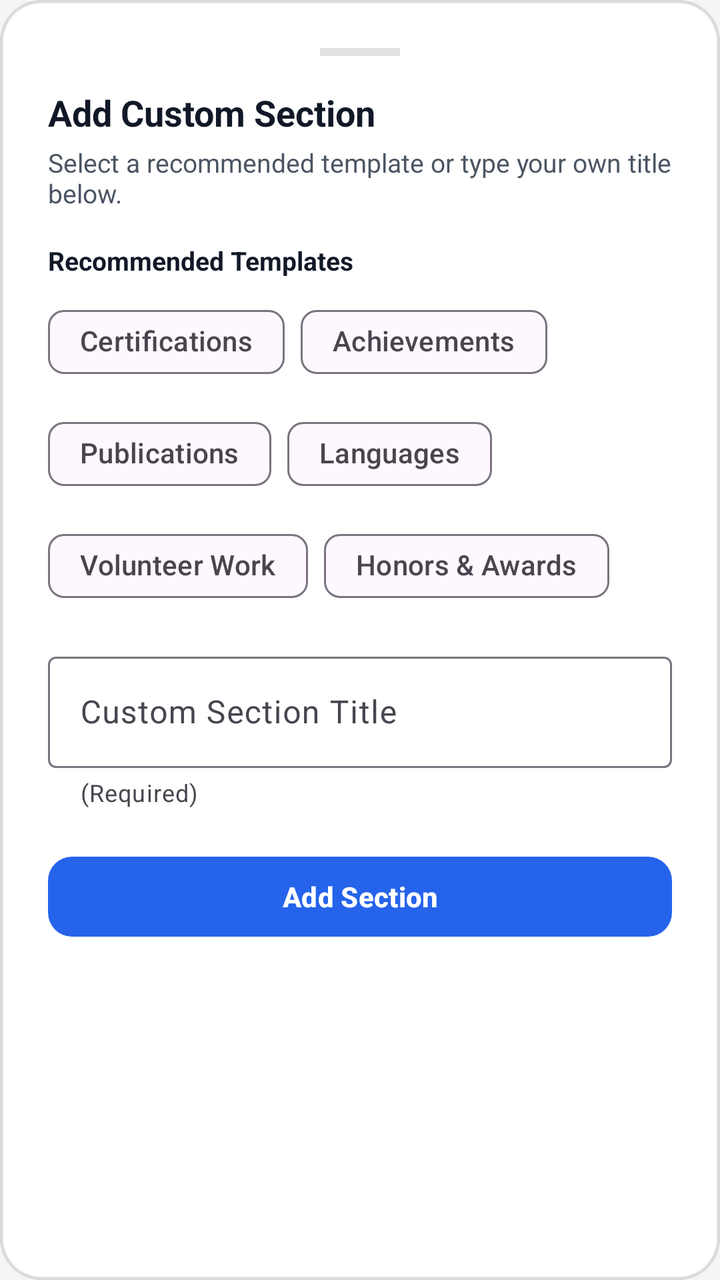
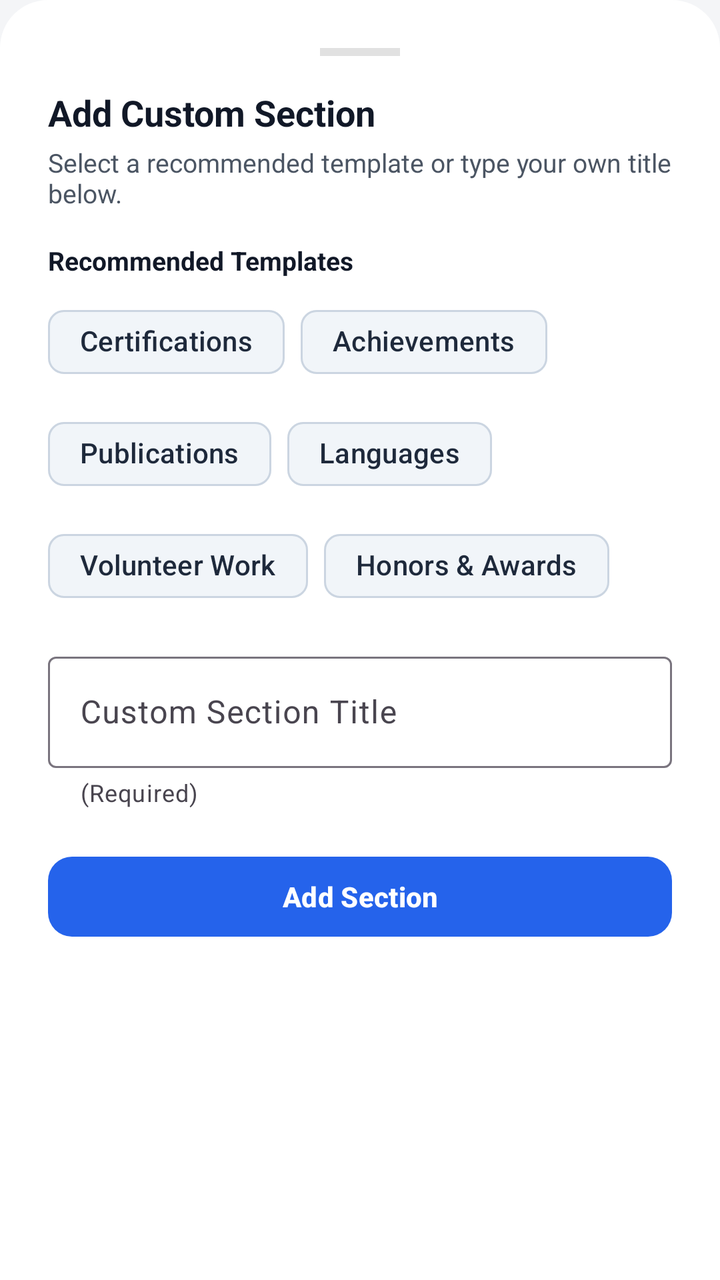

Before-and-after screenshots of an Android layout around one commit, followed by the original layout XML and the change that was made.
<!-- AndroidManifest.xml: application theme Theme.MyApplication -->
<!-- res/layout/bottom_sheet_add_section.xml -->
<?xml version="1.0" encoding="utf-8"?>
<LinearLayout xmlns:android="http://schemas.android.com/apk/res/android"
    xmlns:app="http://schemas.android.com/apk/res-auto"
    android:layout_width="match_parent"
    android:layout_height="wrap_content"
    android:background="@drawable/bg_dropzone_card"
    android:orientation="vertical"
    android:padding="24dp">

    
    <View
        android:layout_width="40dp"
        android:layout_height="4dp"
        android:layout_gravity="center_horizontal"
        android:layout_marginBottom="16dp"
        android:background="@color/app_border" />

    <TextView
        android:layout_width="wrap_content"
        android:layout_height="wrap_content"
        android:layout_marginBottom="4dp"
        android:text="Add Custom Section"
        android:textColor="@color/app_text_primary"
        android:textSize="18sp"
        android:textStyle="bold" />

    <TextView
        android:layout_width="wrap_content"
        android:layout_height="wrap_content"
        android:layout_marginBottom="16dp"
        android:text="Select a recommended template or type your own title below."
        android:textColor="@color/app_text_muted"
        android:textSize="13sp" />

    <TextView
        android:layout_width="wrap_content"
        android:layout_height="wrap_content"
        android:layout_marginBottom="8dp"
        android:text="Recommended Templates"
        android:textColor="@color/app_text_primary"
        android:textSize="13sp"
        android:textStyle="bold" />

    
    <com.google.android.material.chip.ChipGroup
        android:id="@+id/chipGroupTemplates"
        android:layout_width="match_parent"
        android:layout_height="wrap_content"
        android:layout_marginBottom="16dp"
        app:singleLine="false">

        <com.google.android.material.chip.Chip
            style="@style/Widget.Material3.Chip.Suggestion"
            android:layout_width="wrap_content"
            android:layout_height="wrap_content"
            android:text="Certifications" />

        <com.google.android.material.chip.Chip
            style="@style/Widget.Material3.Chip.Suggestion"
            android:layout_width="wrap_content"
            android:layout_height="wrap_content"
            android:text="Achievements" />

        <com.google.android.material.chip.Chip
            style="@style/Widget.Material3.Chip.Suggestion"
            android:layout_width="wrap_content"
            android:layout_height="wrap_content"
            android:text="Publications" />

        <com.google.android.material.chip.Chip
            style="@style/Widget.Material3.Chip.Suggestion"
            android:layout_width="wrap_content"
            android:layout_height="wrap_content"
            android:text="Languages" />

        <com.google.android.material.chip.Chip
            style="@style/Widget.Material3.Chip.Suggestion"
            android:layout_width="wrap_content"
            android:layout_height="wrap_content"
            android:text="Volunteer Work" />

        <com.google.android.material.chip.Chip
            style="@style/Widget.Material3.Chip.Suggestion"
            android:layout_width="wrap_content"
            android:layout_height="wrap_content"
            android:text="Honors &amp; Awards" />

    </com.google.android.material.chip.ChipGroup>

    
    <com.google.android.material.textfield.TextInputLayout
        android:id="@+id/tilCustomSectionTitle"
        style="@style/Widget.Material3.TextInputLayout.OutlinedBox"
        android:layout_width="match_parent"
        android:layout_height="wrap_content"
        android:layout_marginBottom="20dp"
        android:hint="Custom Section Title"
        app:helperText="(Required)"
        app:helperTextEnabled="true">

        <com.google.android.material.textfield.TextInputEditText
            android:id="@+id/etCustomSectionTitle"
            android:layout_width="match_parent"
            android:layout_height="wrap_content"
            android:inputType="textCapWords"
            android:maxLines="1"
            android:textColor="@color/app_text_primary" />

    </com.google.android.material.textfield.TextInputLayout>

    <com.google.android.material.button.MaterialButton
        android:id="@+id/btnConfirmAddSection"
        android:layout_width="match_parent"
        android:layout_height="48dp"
        android:text="Add Section"
        android:textColor="@android:color/white"
        android:textSize="14sp"
        android:textStyle="bold"
        app:backgroundTint="@color/app_primary"
        app:cornerRadius="12dp" />

</LinearLayout>
<!-- resources referenced by this layout -->
<resources>
  <color name="app_border">#1E000000</color>
  <color name="app_primary">#2563EB</color>
  <color name="app_text_muted">#4B5563</color>
  <color name="app_text_primary">#111827</color>
  <!-- drawable bg_dropzone_card (drawable) -->
  <?xml version="1.0" encoding="utf-8"?>
  <ripple xmlns:android="http://schemas.android.com/apk/res/android"
      android:color="@color/app_primary_container">
      <item>
          <shape android:shape="rectangle">
              <corners android:radius="20dp" />
              <solid android:color="@color/app_surface" />
              <stroke
                  android:width="1.5dp"
                  android:color="@color/app_border" />
          </shape>
      </item>
      <item android:id="@android:id/mask">
          <shape android:shape="rectangle">
              <corners android:radius="20dp" />
              <solid android:color="@android:color/white" />
          </shape>
      </item>
  </ripple>
  <style name="Theme.MyApplication" parent="Theme.Material3.DayNight.NoActionBar">
          <item name="colorPrimary">@color/app_primary</item>
          <item name="android:statusBarColor">@color/app_background</item>
          <item name="android:windowBackground">@color/app_background</item>
      </style>
  <color name="app_primary_container">#1A2563EB</color>
  <color name="app_surface">#FFFFFF</color>
  <color name="app_background">#F4F5F7</color>
</resources>

<!-- the commit's change to res/layout/bottom_sheet_add_section.xml (unified diff, before → after) -->
@@ -3,7 +3,7 @@
     xmlns:app="http://schemas.android.com/apk/res-auto"
     android:layout_width="match_parent"
     android:layout_height="wrap_content"
-    android:background="@drawable/bg_dropzone_card"
+    android:background="@drawable/bg_bottom_sheet"
     android:orientation="vertical"
     android:padding="24dp">
 
@@ -19,7 +19,7 @@
         android:layout_width="wrap_content"
         android:layout_height="wrap_content"
         android:layout_marginBottom="4dp"
-        android:text="Add Custom Section"
+        android:text="@string/add_custom_section"
         android:textColor="@color/app_text_primary"
         android:textSize="18sp"
         android:textStyle="bold" />
@@ -28,7 +28,7 @@
         android:layout_width="wrap_content"
         android:layout_height="wrap_content"
         android:layout_marginBottom="16dp"
-        android:text="Select a recommended template or type your own title below."
+        android:text="@string/add_section_subtitle"
         android:textColor="@color/app_text_muted"
         android:textSize="13sp" />
 
@@ -36,7 +36,7 @@
         android:layout_width="wrap_content"
         android:layout_height="wrap_content"
         android:layout_marginBottom="8dp"
-        android:text="Recommended Templates"
+        android:text="@string/recommended_templates"
         android:textColor="@color/app_text_primary"
         android:textSize="13sp"
         android:textStyle="bold" />
@@ -53,37 +53,67 @@
             style="@style/Widget.Material3.Chip.Suggestion"
             android:layout_width="wrap_content"
             android:layout_height="wrap_content"
-            android:text="Certifications" />
+            app:chipBackgroundColor="@color/chip_bg_color"
+            app:chipStrokeColor="@color/chip_stroke_color"
+            app:chipStrokeWidth="1dp"
+            app:chipCornerRadius="8dp"
+            android:textColor="@color/chip_text_color"
+            android:text="@string/template_certifications" />
 
         <com.google.android.material.chip.Chip
             style="@style/Widget.Material3.Chip.Suggestion"
             android:layout_width="wrap_content"
             android:layout_height="wrap_content"
-            android:text="Achievements" />
+            app:chipBackgroundColor="@color/chip_bg_color"
+            app:chipStrokeColor="@color/chip_stroke_color"
+            app:chipStrokeWidth="1dp"
+            app:chipCornerRadius="8dp"
+            android:textColor="@color/chip_text_color"
+            android:text="@string/template_achievements" />
 
         <com.google.android.material.chip.Chip
             style="@style/Widget.Material3.Chip.Suggestion"
             android:layout_width="wrap_content"
             android:layout_height="wrap_content"
-            android:text="Publications" />
+            app:chipBackgroundColor="@color/chip_bg_color"
+            app:chipStrokeColor="@color/chip_stroke_color"
+            app:chipStrokeWidth="1dp"
+            app:chipCornerRadius="8dp"
+            android:textColor="@color/chip_text_color"
+            android:text="@string/template_publications" />
 
         <com.google.android.material.chip.Chip
             style="@style/Widget.Material3.Chip.Suggestion"
             android:layout_width="wrap_content"
             android:layout_height="wrap_content"
-            android:text="Languages" />
+            app:chipBackgroundColor="@color/chip_bg_color"
+            app:chipStrokeColor="@color/chip_stroke_color"
+            app:chipStrokeWidth="1dp"
+            app:chipCornerRadius="8dp"
+            android:textColor="@color/chip_text_color"
+            android:text="@string/template_languages" />
 
         <com.google.android.material.chip.Chip
             style="@style/Widget.Material3.Chip.Suggestion"
             android:layout_width="wrap_content"
             android:layout_height="wrap_content"
-            android:text="Volunteer Work" />
+            app:chipBackgroundColor="@color/chip_bg_color"
+            app:chipStrokeColor="@color/chip_stroke_color"
+            app:chipStrokeWidth="1dp"
+            app:chipCornerRadius="8dp"
+            android:textColor="@color/chip_text_color"
+            android:text="@string/template_volunteer_work" />
 
         <com.google.android.material.chip.Chip
             style="@style/Widget.Material3.Chip.Suggestion"
             android:layout_width="wrap_content"
             android:layout_height="wrap_content"
-            android:text="Honors &amp; Awards" />
+            app:chipBackgroundColor="@color/chip_bg_color"
+            app:chipStrokeColor="@color/chip_stroke_color"
+            app:chipStrokeWidth="1dp"
+            app:chipCornerRadius="8dp"
+            android:textColor="@color/chip_text_color"
+            android:text="@string/template_honors_awards" />
 
     </com.google.android.material.chip.ChipGroup>
 
@@ -94,8 +124,8 @@
         android:layout_width="match_parent"
         android:layout_height="wrap_content"
         android:layout_marginBottom="20dp"
-        android:hint="Custom Section Title"
-        app:helperText="(Required)"
+        android:hint="@string/hint_custom_section_title"
+        app:helperText="@string/helper_required"
         app:helperTextEnabled="true">
 
         <com.google.android.material.textfield.TextInputEditText
@@ -112,7 +142,7 @@
         android:id="@+id/btnConfirmAddSection"
         android:layout_width="match_parent"
         android:layout_height="48dp"
-        android:text="Add Section"
+        android:text="@string/action_add_section"
         android:textColor="@android:color/white"
         android:textSize="14sp"
         android:textStyle="bold"
<!-- resource entries referenced after the edit -->
@@ -4,32 +4,37 @@
   <color name="app_primary">#2563EB</color>
   <color name="app_text_muted">#4B5563</color>
   <color name="app_text_primary">#111827</color>
-  <!-- drawable bg_dropzone_card (drawable) -->
+  <color name="chip_bg_color">#F1F5F9</color>
+  <color name="chip_stroke_color">#CBD5E1</color>
+  <color name="chip_text_color">#1E293B</color>
+  <!-- drawable bg_bottom_sheet (drawable) -->
   <?xml version="1.0" encoding="utf-8"?>
-  <ripple xmlns:android="http://schemas.android.com/apk/res/android"
-      android:color="@color/app_primary_container">
-      <item>
-          <shape android:shape="rectangle">
-              <corners android:radius="20dp" />
-              <solid android:color="@color/app_surface" />
-              <stroke
-                  android:width="1.5dp"
-                  android:color="@color/app_border" />
-          </shape>
-      </item>
-      <item android:id="@android:id/mask">
-          <shape android:shape="rectangle">
-              <corners android:radius="20dp" />
-              <solid android:color="@android:color/white" />
-          </shape>
-      </item>
-  </ripple>
+  <shape xmlns:android="http://schemas.android.com/apk/res/android"
+      android:shape="rectangle">
+      <corners
+          android:topLeftRadius="24dp"
+          android:topRightRadius="24dp"
+          android:bottomLeftRadius="0dp"
+          android:bottomRightRadius="0dp" />
+      <solid android:color="@color/app_surface" />
+  </shape>
+  <string name="action_add_section">Add Section</string>
+  <string name="add_custom_section">Add Custom Section</string>
+  <string name="add_section_subtitle">Select a recommended template or type your own title below.</string>
+  <string name="helper_required">(Required)</string>
+  <string name="hint_custom_section_title">Custom Section Title</string>
+  <string name="recommended_templates">Recommended Templates</string>
+  <string name="template_achievements">Achievements</string>
+  <string name="template_certifications">Certifications</string>
+  <string name="template_honors_awards">Honors &amp; Awards</string>
+  <string name="template_languages">Languages</string>
+  <string name="template_publications">Publications</string>
+  <string name="template_volunteer_work">Volunteer Work</string>
   <style name="Theme.MyApplication" parent="Theme.Material3.DayNight.NoActionBar">
           <item name="colorPrimary">@color/app_primary</item>
           <item name="android:statusBarColor">@color/app_background</item>
           <item name="android:windowBackground">@color/app_background</item>
       </style>
-  <color name="app_primary_container">#1A2563EB</color>
   <color name="app_surface">#FFFFFF</color>
   <color name="app_background">#F4F5F7</color>
 </resources>
